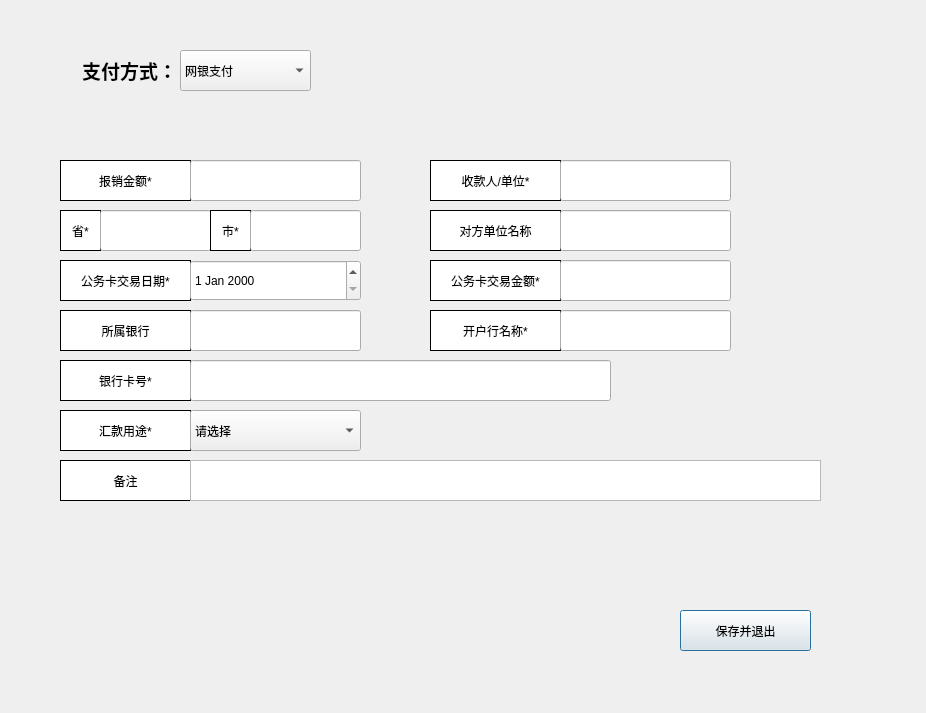
Qt form windows/addpaydialog.ui (betamake/intelligence) before a commit.
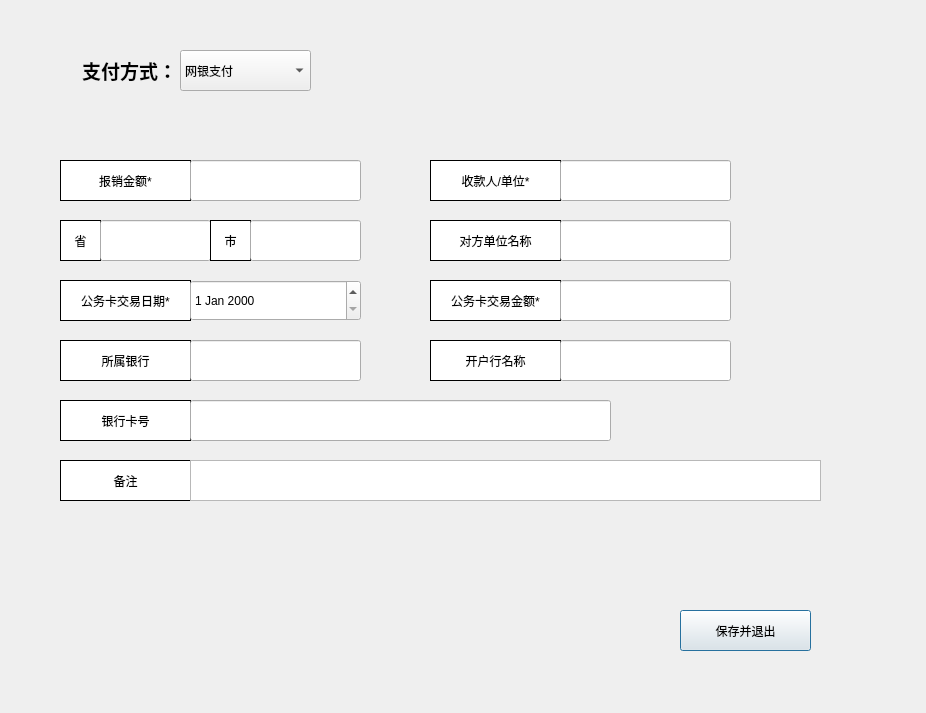
The same form after that commit. The open tabs and pages were chosen to show the change.

What changed in the file:
```diff
--- a/windows/addpaydialog.ui
+++ b/windows/addpaydialog.ui
@@ -654,7 +654,7 @@
      <property name="geometry">
       <rect>
        <x>40</x>
-       <y>110</y>
+       <y>120</y>
        <width>331</width>
        <height>51</height>
       </rect>
@@ -676,7 +676,7 @@
        <enum>QFrame::Box</enum>
       </property>
       <property name="text">
-       <string>省*</string>
+       <string>省</string>
       </property>
       <property name="alignment">
        <set>Qt::AlignCenter</set>
@@ -727,7 +727,7 @@
        <enum>QFrame::Box</enum>
       </property>
       <property name="text">
-       <string>市*</string>
+       <string>市</string>
       </property>
       <property name="alignment">
        <set>Qt::AlignCenter</set>
@@ -766,7 +766,7 @@
      <property name="geometry">
       <rect>
        <x>410</x>
-       <y>110</y>
+       <y>120</y>
        <width>331</width>
        <height>51</height>
       </rect>
@@ -827,7 +827,7 @@
      <property name="geometry">
       <rect>
        <x>40</x>
-       <y>160</y>
+       <y>180</y>
        <width>331</width>
        <height>51</height>
       </rect>
@@ -870,7 +870,7 @@
      <property name="geometry">
       <rect>
        <x>410</x>
-       <y>160</y>
+       <y>180</y>
        <width>331</width>
        <height>51</height>
       </rect>
@@ -931,7 +931,7 @@
      <property name="geometry">
       <rect>
        <x>410</x>
-       <y>210</y>
+       <y>240</y>
        <width>331</width>
        <height>51</height>
       </rect>
@@ -953,7 +953,7 @@
        <enum>QFrame::Box</enum>
       </property>
       <property name="text">
-       <string>开户行名称*</string>
+       <string>开户行名称</string>
       </property>
       <property name="alignment">
        <set>Qt::AlignCenter</set>
@@ -992,7 +992,7 @@
      <property name="geometry">
       <rect>
        <x>40</x>
-       <y>260</y>
+       <y>300</y>
        <width>721</width>
        <height>51</height>
       </rect>
@@ -1014,7 +1014,7 @@
        <enum>QFrame::Box</enum>
       </property>
       <property name="text">
-       <string>银行卡号*</string>
+       <string>银行卡号</string>
       </property>
       <property name="alignment">
        <set>Qt::AlignCenter</set>
@@ -1035,7 +1035,7 @@
      <property name="geometry">
       <rect>
        <x>40</x>
-       <y>210</y>
+       <y>240</y>
        <width>331</width>
        <height>51</height>
       </rect>
@@ -1092,64 +1092,6 @@
       </property>
      </widget>
     </widget>
-    <widget class="QWidget" name="widget_19" native="true">
-     <property name="geometry">
-      <rect>
-       <x>40</x>
-       <y>310</y>
-       <width>331</width>
-       <height>51</height>
-      </rect>
-     </property>
-     <widget class="QLabel" name="label_40">
-      <property name="geometry">
-       <rect>
-        <x>0</x>
-        <y>0</y>
-        <width>131</width>
-        <height>41</height>
-       </rect>
-      </property>
-      <property name="styleSheet">
-       <string notr="true">background-color: rgb(255, 255, 255);
-border-color: rgb(186, 189, 182);</string>
-      </property>
-      <property name="frameShape">
-       <enum>QFrame::Box</enum>
-      </property>
-      <property name="text">
-       <string>汇款用途*</string>
-      </property>
-      <property name="alignment">
-       <set>Qt::AlignCenter</set>
-      </property>
-     </widget>
-     <widget class="QComboBox" name="cardUsageCom">
-      <property name="geometry">
-       <rect>
-        <x>130</x>
-        <y>0</y>
-        <width>171</width>
-        <height>41</height>
-       </rect>
-      </property>
-      <item>
-       <property name="text">
-        <string>请选择</string>
-       </property>
-      </item>
-      <item>
-       <property name="text">
-        <string>货款</string>
-       </property>
-      </item>
-      <item>
-       <property name="text">
-        <string>报销</string>
-       </property>
-      </item>
-     </widget>
-    </widget>
     <widget class="QLabel" name="label_21">
      <property name="geometry">
       <rect>
```
Left out of the diff: 64 changed lines with no effect on the pictures.
